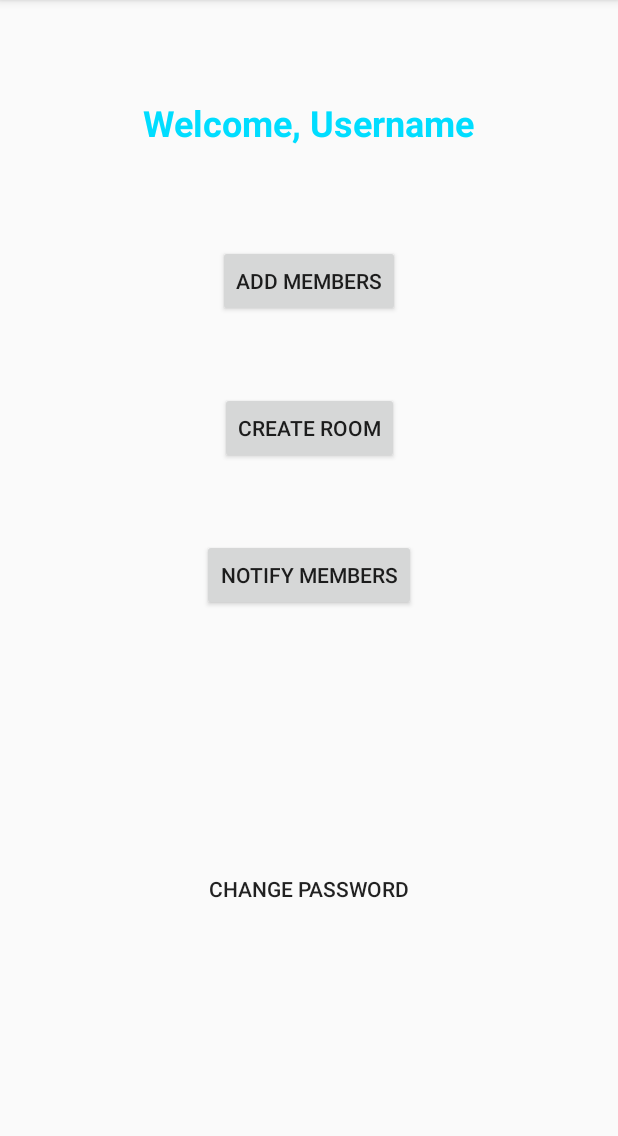
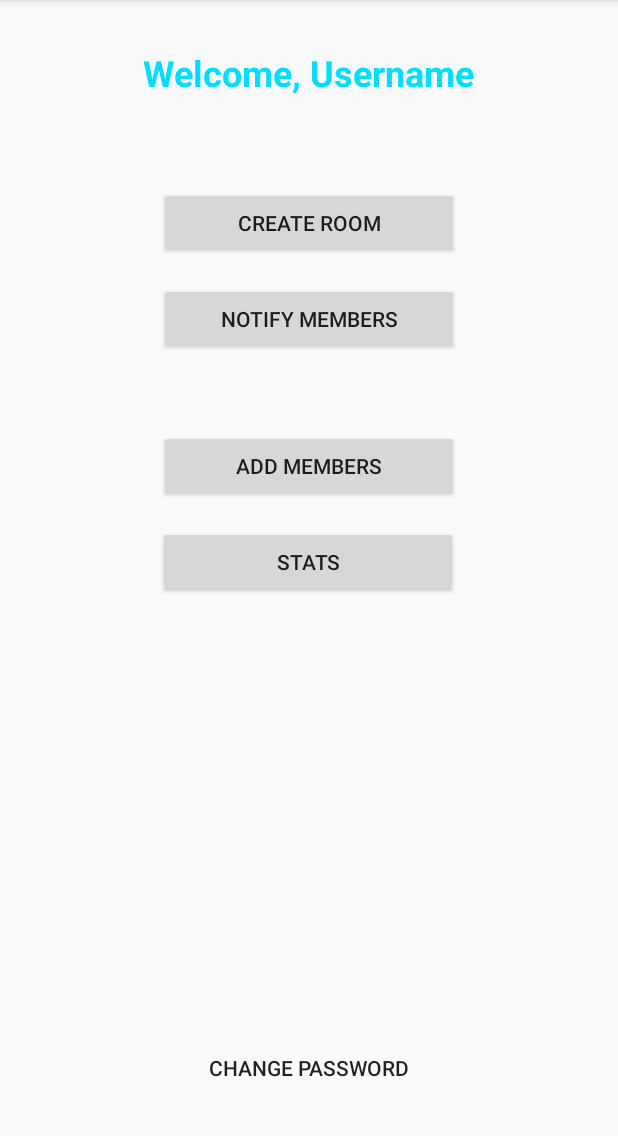
Before and after one commit to Harshil-Shah99/AttendanceApp, an Android app: the AdminHome2Activity screen opened directly, with no data from a screen before it, on a phone screen of 412 x 824 dp, the part 84-1220 px from its top. Run offline under Robolectric (Android 15) with nearby library versions, the phone set to English and light mode, and no system bars.

Commit message:
Updated UI as of 3/08

```diff
--- a/app/build.gradle
+++ b/app/build.gradle
@@ -20,6 +20,7 @@ android {
 
 dependencies {
 
+    implementation 'com.android.support:recyclerview-v7:27.1.1'
     implementation 'com.android.support:cardview-v7:27.1.1'
     implementation 'com.android.support:support-v4:27.1.1'
     implementation 'com.google.android.gms:play-services-location:15.0.1'
--- a/app/src/main/AndroidManifest.xml
+++ b/app/src/main/AndroidManifest.xml
@@ -25,7 +25,6 @@
         <activity android:name=".AdminPagerActivity" />
         <activity android:name=".TokenActivity" />
         <activity android:name=".AdminLoginActivity" />
-        <activity android:name=".AdminHomeActivity" />
         <activity android:name=".ChangePasswordActivity" />
         <activity android:name=".AdminRoomActivity" />
         <activity android:name=".RoomCreationActivity" />
@@ -35,7 +34,8 @@
         <activity android:name=".MemberRoomActivity" />
         <activity android:name=".AddMemberActivity" />
         <activity android:name=".AdminHome2Activity" />
-        <activity android:name=".AdminStatsActivity"></activity>
+        <activity android:name=".AdminStatsActivity" />
+        <activity android:name=".CardViewActivity"></activity>
     </application>
 
 </manifest>
--- a/app/src/main/res/layout/activity_admin_home2.xml
+++ b/app/src/main/res/layout/activity_admin_home2.xml
@@ -4,23 +4,24 @@
     xmlns:tools="http://schemas.android.com/tools"
     android:layout_width="match_parent"
     android:layout_height="match_parent"
-    tools:context=".AdminHome2Activity">
+    tools:context=".AdminHome2Activity"
+    tools:layout_editor_absoluteY="81dp">
 
     <Button
         android:id="@+id/button3"
-        android:layout_width="wrap_content"
+        android:layout_width="200dp"
         android:layout_height="wrap_content"
-        android:layout_marginTop="65dp"
+        android:layout_marginTop="50dp"
         android:text="Add Members"
         app:layout_constraintEnd_toEndOf="parent"
         app:layout_constraintStart_toStartOf="parent"
-        app:layout_constraintTop_toBottomOf="@+id/textView" />
+        app:layout_constraintTop_toBottomOf="@+id/button4" />
 
     <Button
         android:id="@+id/button4"
-        android:layout_width="wrap_content"
+        android:layout_width="200dp"
         android:layout_height="wrap_content"
-        android:layout_marginTop="50dp"
+        android:layout_marginTop="16dp"
         android:text="Notify Members"
         app:layout_constraintEnd_toEndOf="parent"
         app:layout_constraintStart_toStartOf="parent"
@@ -30,7 +31,7 @@
         android:id="@+id/textView"
         android:layout_width="wrap_content"
         android:layout_height="wrap_content"
-        android:layout_marginTop="65dp"
+        android:layout_marginTop="32dp"
         android:text="Welcome, Username"
         android:textColor="@android:color/holo_blue_bright"
         android:textSize="24sp"
@@ -43,22 +44,31 @@
         android:id="@+id/button17"
         android:layout_width="wrap_content"
         android:layout_height="wrap_content"
-        android:layout_marginBottom="50dp"
-        android:layout_marginTop="60dp"
+        android:layout_marginBottom="32dp"
         android:background="@android:color/transparent"
         android:text="Change Password"
         app:layout_constraintBottom_toBottomOf="parent"
         app:layout_constraintEnd_toEndOf="parent"
-        app:layout_constraintStart_toStartOf="parent"
-        app:layout_constraintTop_toBottomOf="@+id/button4" />
+        app:layout_constraintStart_toStartOf="parent" />
 
     <Button
         android:id="@+id/button18"
-        android:layout_width="wrap_content"
+        android:layout_width="200dp"
         android:layout_height="wrap_content"
-        android:layout_marginTop="50dp"
+        android:layout_marginTop="60dp"
         android:text="CREATE ROOM"
         app:layout_constraintEnd_toEndOf="parent"
         app:layout_constraintStart_toStartOf="parent"
+        app:layout_constraintTop_toBottomOf="@+id/textView" />
+
+    <Button
+        android:id="@+id/button5"
+        android:layout_width="200dp"
+        android:layout_height="wrap_content"
+        android:layout_marginTop="16dp"
+        android:text="Stats"
+        app:layout_constraintEnd_toEndOf="parent"
+        app:layout_constraintHorizontal_bias="0.498"
+        app:layout_constraintStart_toStartOf="parent"
         app:layout_constraintTop_toBottomOf="@+id/button3" />
 </android.support.constraint.ConstraintLayout>
```
Also changed, not shown: app/src/main/java/com/example/android/attendanceapp/AdminHome2Activity.java (+13 -0 lines), app/src/main/java/com/example/android/attendanceapp/AdminHomeActivity.java (deleted, +0 -74 lines), app/src/main/res/layout/activity_admin_home.xml (deleted, +0 -53 lines).
